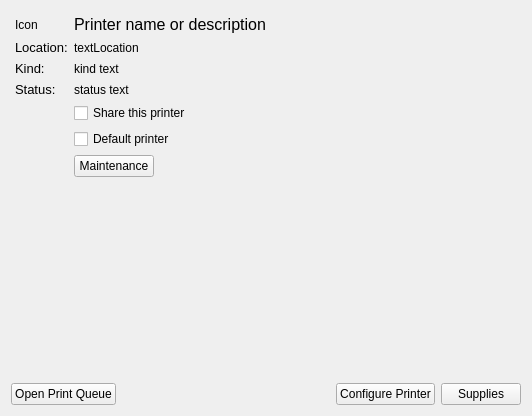
This is printer-manager-kcm/PrinterDescription.ui in KDE/print-manager as Qt 5 draws it before an edit. The edited form follows.
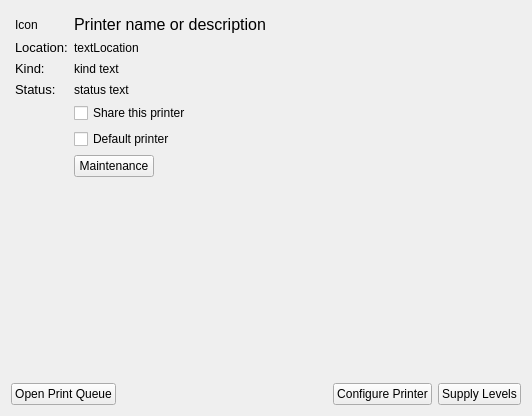
This is the edited form. Custom widgets are drawn as their Qt base class.

Commit message: Fixed some bugs, added getDevices, and Thanks to Luiz Vitor who has a MabBook with a printer that report marker levels allowing the Supply Levels Ui be created

The edit to the form file:
```diff
--- a/printer-manager-kcm/PrinterDescription.ui
+++ b/printer-manager-kcm/PrinterDescription.ui
@@ -68,7 +68,7 @@
      <item>
       <widget class="QPushButton" name="pushButton">
        <property name="text">
-        <string>Supplies</string>
+        <string>Supply Levels</string>
        </property>
       </widget>
      </item>
```
Left out of the diff: 2 changed lines with no effect on the pictures. The commit also changes 16 other files.
